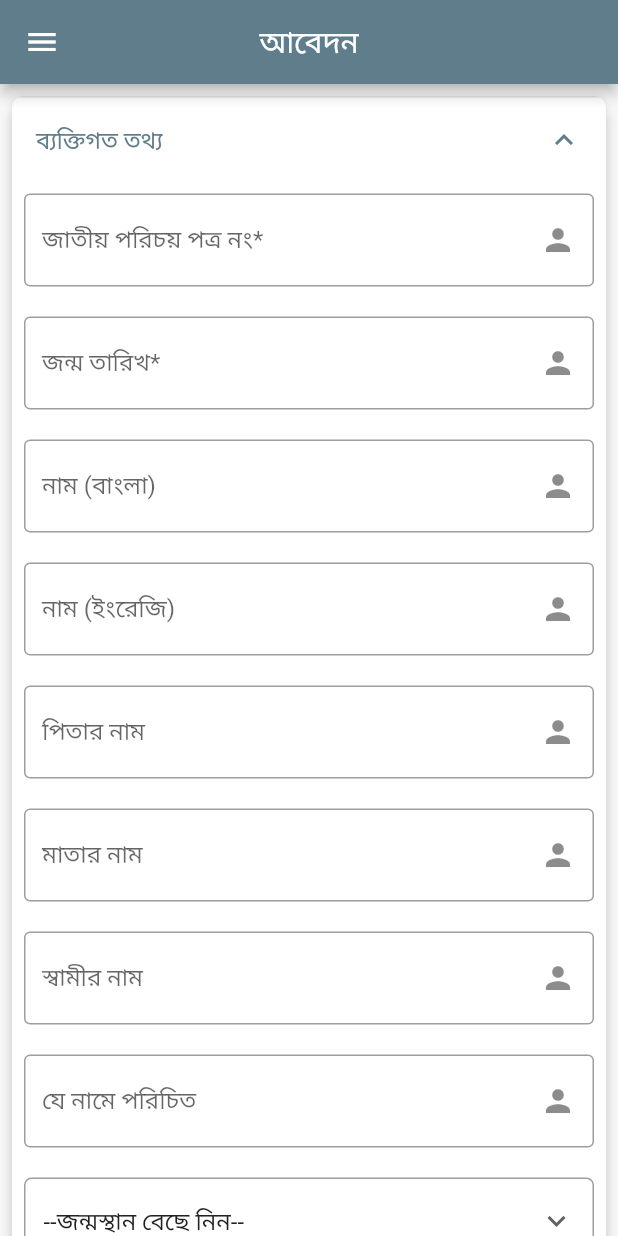
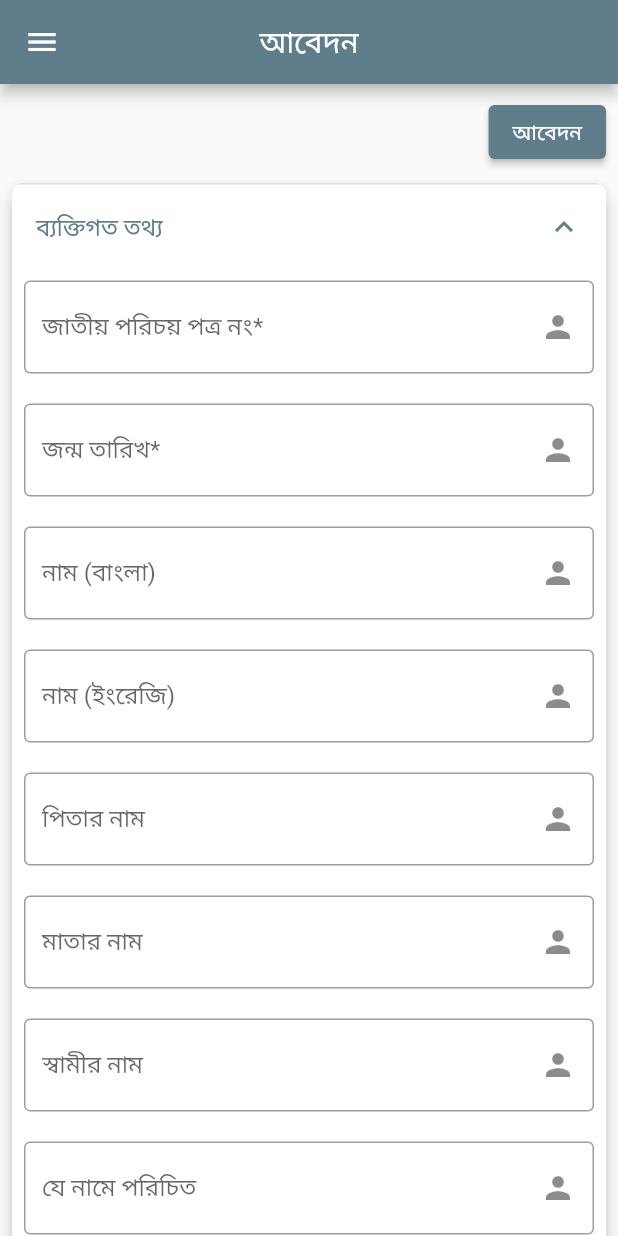
Before and after one commit to raseldc/mcbp, a Flutter app: the RegistraionScreen screen opened directly, in the side drawer, after a tap on "আবেদন", on a phone screen of 412 x 824 dp. Run offline on Flutter 3.47's test engine with Material 2 defaults, Android fonts, the light colour scheme and no system bars; our stand-ins replace google_fonts, image_picker, permission_handler, sqflite, toast; accounts and stored records are empty; network calls fail.

Commit message:
browse Image

```diff
--- a/lib/modules/dashboards/bloc/file_upload.dart
+++ b/lib/modules/dashboards/bloc/file_upload.dart
@@ -1,4 +1,9 @@
+import 'dart:io';
+
 import 'package:flutter/material.dart';
+import 'package:flutter/services.dart';
+import 'package:image_picker/image_picker.dart';
+import 'package:permission_handler/permission_handler.dart';
 
 class RegistrationFileUpload extends StatefulWidget {
   const RegistrationFileUpload({ Key? key }) : super(key: key);
@@ -8,9 +13,73 @@ class RegistrationFileUpload extends StatefulWidget {
 }
 
 class _RegistrationFileUploadState extends State<RegistrationFileUpload> {
+  File? tempImage;
+  File? signatureImage;
+  File? confirmationImage;
+
+
+  Future photoPicker() async{
+
+    var status = await Permission.storage.status;
+    if (status.isGranted) {
+      try{
+        final ImagePicker _picker = ImagePicker();
+        final XFile? image = await _picker.pickImage(source: ImageSource.gallery);
+        setState(() {
+          tempImage = File(image!.path);
+        });
+      }on PlatformException catch (e){
+        print("Faild $e");
+      }
+    }else{
+      Permission.storage.request();
+    }
+
+  }
+
+  Future signaturePicker() async{
+
+    var status = await Permission.storage.status;
+    if (status.isGranted) {
+      try{
+        final ImagePicker _picker = ImagePicker();
+        final XFile? image = await _picker.pickImage(source: ImageSource.gallery);
+        setState(() {
+          signatureImage = File(image!.path);
+        });
+      }on PlatformException catch (e){
+        print("Faild $e");
+      }
+    }else{
+      Permission.storage.request();
+    }
+
+  }
+
+  Future confirmPicker() async{
+
+    var status = await Permission.storage.status;
+    if (status.isGranted) {
+      try{
+        final ImagePicker _picker = ImagePicker();
+        final XFile? image = await _picker.pickImage(source: ImageSource.gallery);
+        setState(() {
+          signatureImage = File(image!.path);
+        });
+      }on PlatformException catch (e){
+        print("Faild $e");
+      }
+    }else{
+      Permission.storage.request();
+    }
+
+  }
+
   @override
   Widget build(BuildContext context) {
-    return Card(
+    return Column(
+      children: [
+        Card(
           elevation: 5,
           shape: RoundedRectangleBorder(
             borderRadius: BorderRadius.circular(8),
@@ -19,19 +88,96 @@ class _RegistrationFileUploadState extends State<RegistrationFileUpload> {
           margin: EdgeInsets.zero,
           child: ExpansionTile(
             initiallyExpanded: true,
-        title: const Text("Upload Files"),
+            title: const Text("ছবি/স্বাক্ষর"),
             childrenPadding: const EdgeInsets.all(8.0),
             children: [
-          Row(
+              Column(
+                children:[
+                  Align(
+                    alignment: Alignment.centerLeft,
+                    child: Text("ছবি",style: TextStyle(fontWeight: FontWeight.w600),),
+                  ),
+                  Padding(
+                    padding: const EdgeInsets.only(top:8.0),
+                    child: Row(
+
                       children: [
-              Text("Select File"),
-              ElevatedButton(onPressed: (){
+                        tempImage != null?Image.file(tempImage!,width: MediaQuery.of(context).size.width/1.75,height: MediaQuery.of(context).size.height/6,fit: BoxFit.cover,) : Image.asset("assets/images/login_app_img.png",width: MediaQuery.of(context).size.width/3,height: MediaQuery.of(context).size.height/5,fit: BoxFit.cover),
+                        Padding(
+                          padding: const EdgeInsets.only(left: 18),
+                          child: ElevatedButton(onPressed:()=> photoPicker(), child: Text("browse")),
+                        )
+                      ],
+                    ),
+                  ),
+                  SizedBox(
+                    height: 20.0,
+                  ),
+                  Align(
+                    alignment: Alignment.centerLeft,
+                    child: Text("স্বাক্ষর/টিপসই",style: TextStyle(fontWeight: FontWeight.w600),),
+                  ),
+                  Padding(
+                    padding: const EdgeInsets.only(top:8.0),
+                    child: Row(
 
-              }, child: Text("browse"))
+                      children: [
+                        signatureImage != null?Image.file(signatureImage!,width: MediaQuery.of(context).size.width/1.75,height: MediaQuery.of(context).size.height/6,fit: BoxFit.cover,) : Image.asset("assets/images/login_app_img.png",width: MediaQuery.of(context).size.width/3,height: MediaQuery.of(context).size.height/5,fit: BoxFit.cover),
+                        Padding(
+                          padding: const EdgeInsets.only(left: 18),
+                          child: ElevatedButton(onPressed:()=> signaturePicker(), child: Text("browse")),
+                        )
                       ],
+                    ),
                   )
                 ]
               )
+
+            ]
+          )
+        ),
+        SizedBox(
+          height: 20.0,
+        ),
+        Card(
+          elevation: 5,
+          shape: RoundedRectangleBorder(
+            borderRadius: BorderRadius.circular(8),
+          ),
+          clipBehavior: Clip.antiAlias,
+          margin: EdgeInsets.zero,
+          child: ExpansionTile(
+            initiallyExpanded: true,
+            title: const Text("সংযু‌ক্তি"),
+            childrenPadding: const EdgeInsets.all(8.0),
+            children: [
+              Column(
+                children:[
+                  Align(
+                    alignment: Alignment.centerLeft,
+                    child: Text("ছবি",style: TextStyle(fontWeight: FontWeight.w600),),
+                  ),
+                  Padding(
+                    padding: const EdgeInsets.only(top:8.0),
+                    child: Row(
+
+                      children: [
+                        confirmationImage != null?Image.file(confirmationImage!,width: MediaQuery.of(context).size.width/1.75,height: MediaQuery.of(context).size.height/6,fit: BoxFit.cover,) : Image.asset("assets/images/login_app_img.png",width: MediaQuery.of(context).size.width/3,height: MediaQuery.of(context).size.height/5,fit: BoxFit.cover),
+                        Padding(
+                          padding: const EdgeInsets.only(left: 18),
+                          child: ElevatedButton(onPressed:()=> confirmPicker(), child: Text("browse")),
+                        )
+                      ],
+                    ),
+                  ),
+
+                ]
+              )
+
+            ]
+          )
+        )
+      ],
     );
   }
 }
--- a/lib/modules/dashboards/bloc/present_address.dart
+++ b/lib/modules/dashboards/bloc/present_address.dart
@@ -162,7 +162,7 @@ class _PresentAddressState extends State<PresentAddress> {
       margin: EdgeInsets.zero,
       child: ExpansionTile(
         initiallyExpanded: true,
-        title: Text("বববর্তমান ঠিকানা"),
+        title: Text("বর্তমান ঠিকানা"),
         childrenPadding: EdgeInsets.all(8.0),
         children: [
           Align(
--- a/lib/modules/dashboards/screens/registration_screen.dart
+++ b/lib/modules/dashboards/screens/registration_screen.dart
@@ -42,6 +42,11 @@ class _RegistraionScreenState extends State<RegistraionScreen> {
             child: Padding(
               padding: const EdgeInsets.all(8.0),
               child: Column(children: [
+                Align(
+                    alignment: Alignment.centerRight,child: ElevatedButton(onPressed: (){}, child: Text("আবেদন"))),
+                SizedBox(
+                    height: 10.0,
+                  ),
                   PersonalInfo(),
                   SizedBox(
                     height: 10.0,
```
Also changed, not shown: 3 other files. Lines whose indentation alone changed are shown as unchanged.
